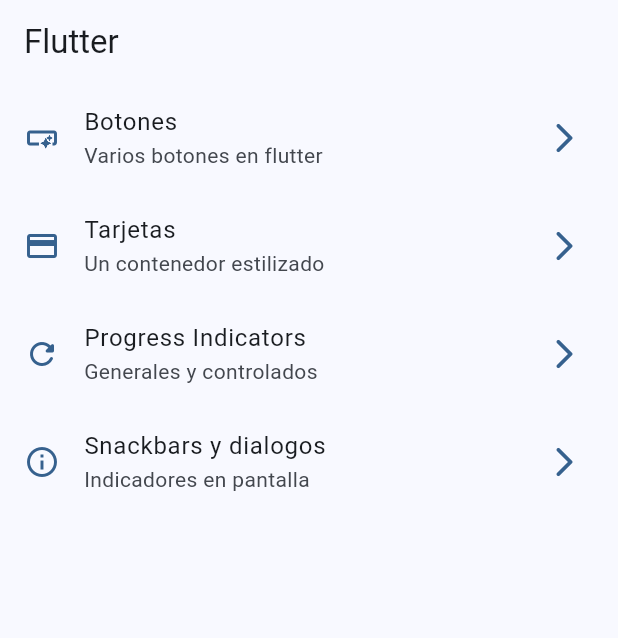
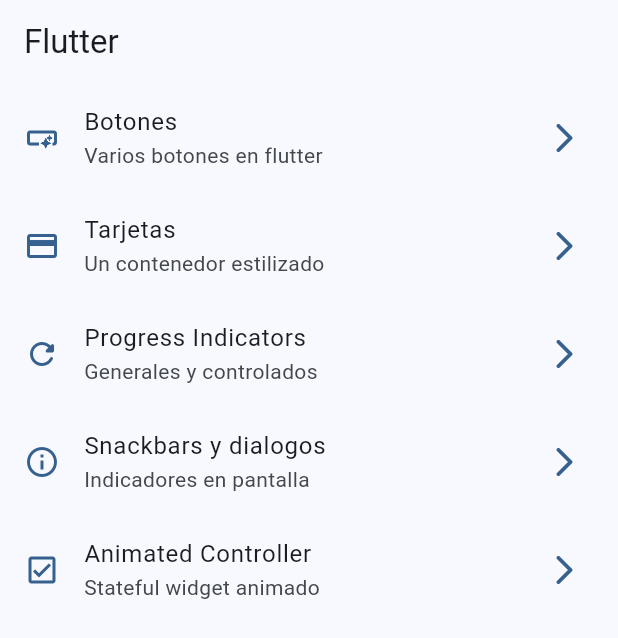
Before and after one commit to leitoon/widgets_app, a Flutter app: the screen it shows after launch, on a phone screen of 412 x 824 dp. Shown: the top 638 px of the screen. Run offline on Flutter 3.47's test engine with Material 3 defaults, Android fonts, the phone set to English and light mode, and no system bars; our stand-ins replace go_router.

Commit message:
animated container finish

```diff
--- a/lib/config/menu/menu_items.dart
+++ b/lib/config/menu/menu_items.dart
@@ -31,5 +31,10 @@ class MenuItem {
     tittle: 'Snackbars y dialogos',
     subTittle: 'Indicadores en pantalla',
     link: '/snackscreen',
-    icon: Icons.info_outline)
+    icon: Icons.info_outline),
+    MenuItem(
+    tittle: 'Animated Controller',
+    subTittle: 'Stateful widget animado',
+    link: '/animated',
+    icon: Icons.check_box_outlined)
 ];
--- a/lib/config/router/app_router.dart
+++ b/lib/config/router/app_router.dart
@@ -40,5 +40,12 @@ final appRouter = GoRouter(
             return  SnackScreen();
           },
         ),
+        GoRoute(
+          name: AnimatedScreen.name,
+          path: '/animated',
+          builder: (context,state) {
+            return  AnimatedScreen();
+          },
+        ),
       ],
   );
```
Also changed, not shown: lib/presentation/screen/animated/animated_screen.dart (+45 -3 lines).
